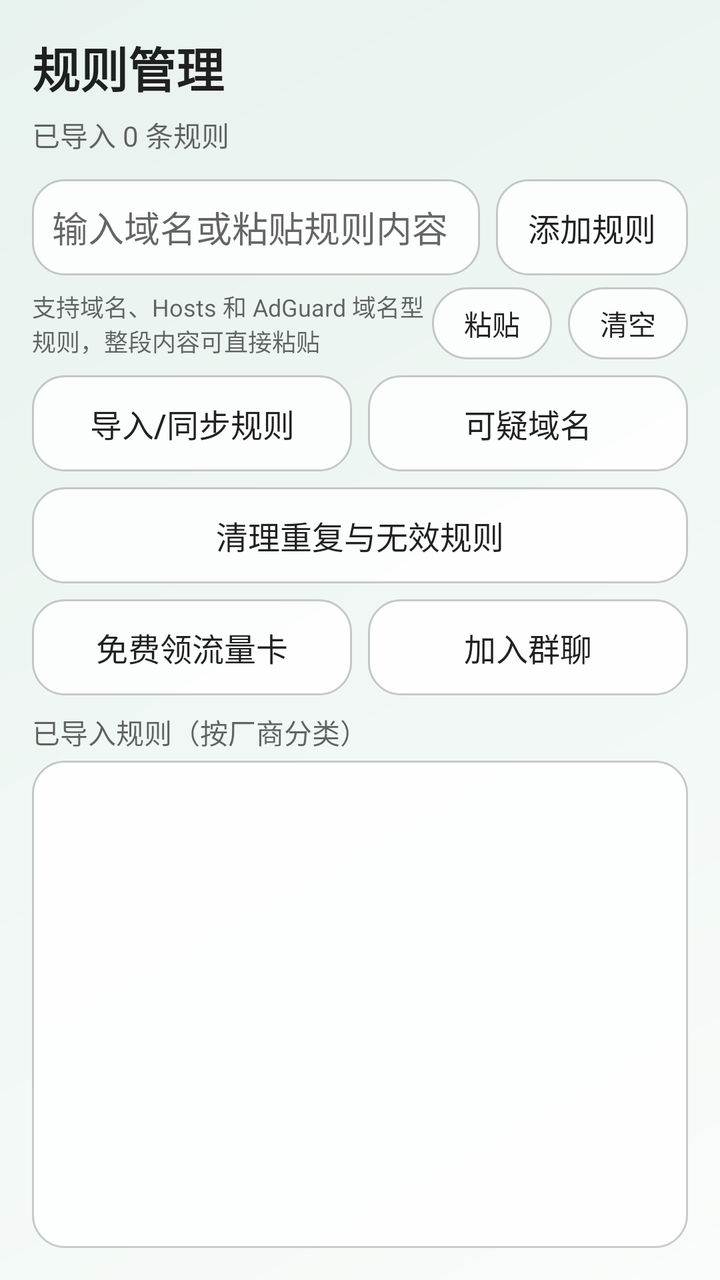
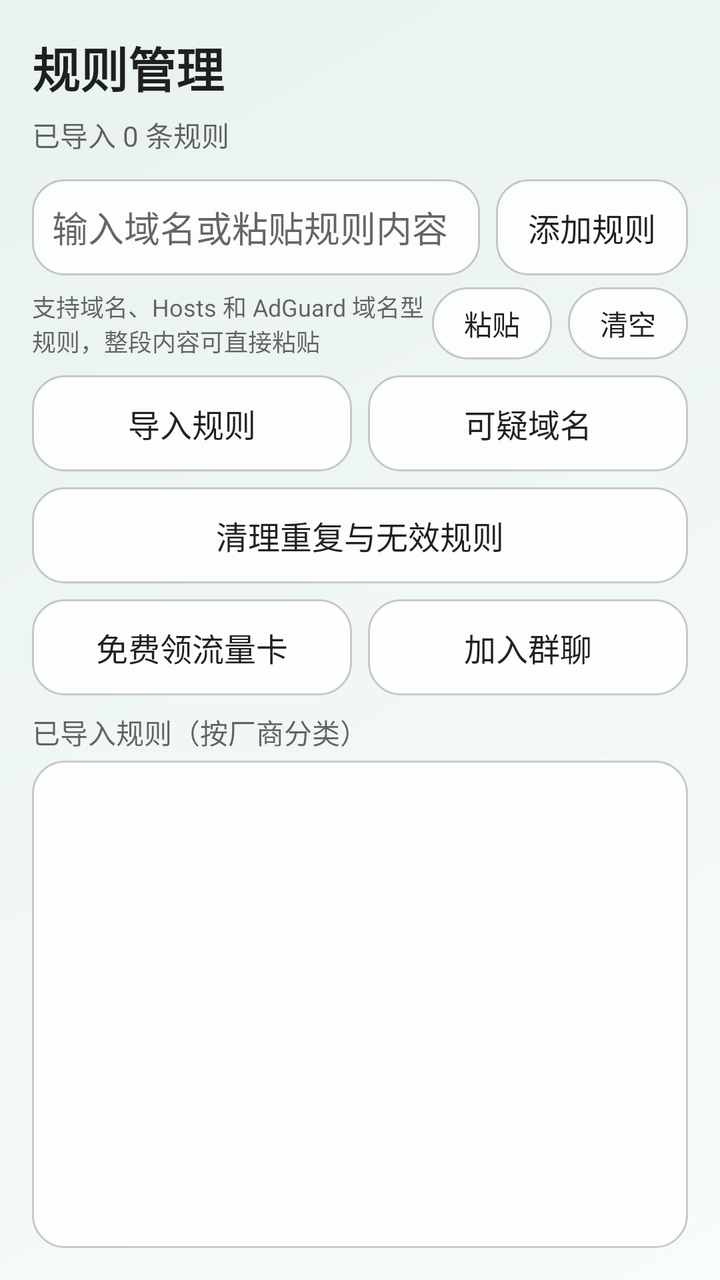

Screens rendered from an Android XML layout before and after an edit, with the pre-edit source and the edit as a unified diff.
<!-- AndroidManifest.xml: application theme Theme.HanFengAdBlock -->
<!-- res/layout/fragment_rules.xml -->
<?xml version="1.0" encoding="utf-8"?>
<FrameLayout xmlns:android="http://schemas.android.com/apk/res/android"
    android:layout_width="match_parent"
    android:layout_height="match_parent">

    <ImageView
        android:id="@+id/rulesBackground"
        android:layout_width="match_parent"
        android:layout_height="match_parent"
        android:contentDescription="规则页背景图"
        android:scaleType="centerCrop"
        android:src="@drawable/bg_fallback_rules" />

    <LinearLayout
        android:id="@+id/rulesContent"
        android:layout_width="match_parent"
        android:layout_height="match_parent"
        android:orientation="vertical"
        android:padding="16dp">

        <TextView
            android:layout_width="wrap_content"
            android:layout_height="wrap_content"
            android:text="规则管理"
            android:textColor="@color/hf_text_primary"
            android:textSize="24sp"
            android:textStyle="bold" />

        <TextView
            android:id="@+id/ruleSummary"
            android:layout_width="wrap_content"
            android:layout_height="wrap_content"
            android:layout_marginTop="6dp"
            android:text="已导入 0 条规则"
            android:textColor="@color/hf_text_secondary"
            android:textSize="14sp" />

        <LinearLayout
            android:layout_width="match_parent"
            android:layout_height="wrap_content"
            android:layout_marginTop="12dp"
            android:orientation="horizontal">

            <EditText
                android:id="@+id/inputRule"
                android:layout_width="0dp"
                android:layout_height="48dp"
                android:layout_weight="1"
                android:background="@drawable/bg_panel"
                android:gravity="center_vertical"
                android:hint="输入域名或粘贴规则内容"
                android:imeOptions="actionDone"
                android:inputType="textUri"
                android:padding="10dp"
                android:textColor="@color/hf_text_primary"
                android:textColorHint="@color/hf_text_secondary" />

            <Space
                android:layout_width="8dp"
                android:layout_height="1dp" />

            <Button
                android:id="@+id/btnAddRule"
                android:layout_width="wrap_content"
                android:layout_height="48dp"
                android:background="@drawable/bg_panel"
                android:backgroundTint="@null"
                android:minWidth="84dp"
                android:paddingHorizontal="16dp"
                android:text="添加规则"
                android:textAllCaps="false"
                android:textColor="@color/hf_text_primary"
                android:textSize="16sp" />
        </LinearLayout>

        <LinearLayout
            android:layout_width="match_parent"
            android:layout_height="wrap_content"
            android:layout_marginTop="6dp"
            android:gravity="center_vertical"
            android:orientation="horizontal">

            <TextView
                android:id="@+id/ruleInputHint"
                android:layout_width="0dp"
                android:layout_height="wrap_content"
                android:layout_weight="1"
                android:text="支持域名、Hosts 和 AdGuard 域名型规则，整段内容可直接粘贴"
                android:textColor="@color/hf_text_secondary"
                android:textSize="12sp" />

            <Button
                android:id="@+id/btnPasteRule"
                android:layout_width="wrap_content"
                android:layout_height="36dp"
                android:background="@drawable/bg_button"
                android:backgroundTint="@null"
                android:minWidth="56dp"
                android:text="粘贴"
                android:textAllCaps="false"
                android:textColor="@color/hf_text_primary"
                android:textSize="14sp" />

            <Space
                android:layout_width="8dp"
                android:layout_height="1dp" />

            <Button
                android:id="@+id/btnClearInput"
                android:layout_width="wrap_content"
                android:layout_height="36dp"
                android:background="@drawable/bg_button"
                android:backgroundTint="@null"
                android:minWidth="56dp"
                android:text="清空"
                android:textAllCaps="false"
                android:textColor="@color/hf_text_primary"
                android:textSize="14sp" />
        </LinearLayout>

        <LinearLayout
            android:layout_width="match_parent"
            android:layout_height="wrap_content"
            android:layout_marginTop="8dp"
            android:orientation="horizontal">

            <Button
                android:id="@+id/btnRuleActions"
                android:layout_width="0dp"
                android:layout_height="48dp"
                android:layout_weight="1"
                android:background="@drawable/bg_panel"
                android:backgroundTint="@null"
                android:text="导入/同步规则"
                android:textAllCaps="false"
                android:textColor="@color/hf_text_primary"
                android:textSize="16sp" />

            <Space
                android:layout_width="8dp"
                android:layout_height="1dp" />

            <Button
                android:id="@+id/btnSuspiciousDomains"
                android:layout_width="0dp"
                android:layout_height="48dp"
                android:layout_weight="1"
                android:background="@drawable/bg_panel"
                android:backgroundTint="@null"
                android:text="可疑域名"
                android:textAllCaps="false"
                android:textColor="@color/hf_text_primary"
                android:textSize="16sp" />
        </LinearLayout>

        <LinearLayout
            android:layout_width="match_parent"
            android:layout_height="wrap_content"
            android:layout_marginTop="8dp"
            android:orientation="horizontal">

            <Button
                android:id="@+id/btnFilter"
                android:layout_width="match_parent"
                android:layout_height="48dp"
                android:background="@drawable/bg_panel"
                android:backgroundTint="@null"
                android:text="清理重复与无效规则"
                android:textAllCaps="false"
                android:textColor="@color/hf_text_primary"
                android:textSize="16sp" />
        </LinearLayout>

        <LinearLayout
            android:layout_width="match_parent"
            android:layout_height="wrap_content"
            android:layout_marginTop="8dp"
            android:orientation="horizontal">

            <Button
                android:id="@+id/btnTrafficCard"
                android:layout_width="0dp"
                android:layout_height="48dp"
                android:layout_weight="1"
                android:background="@drawable/bg_panel"
                android:backgroundTint="@null"
                android:text="免费领流量卡"
                android:textAllCaps="false"
                android:textColor="@color/hf_text_primary"
                android:textSize="16sp" />

            <Space
                android:layout_width="8dp"
                android:layout_height="1dp" />

            <Button
                android:id="@+id/btnJoinGroup"
                android:layout_width="0dp"
                android:layout_height="48dp"
                android:layout_weight="1"
                android:background="@drawable/bg_panel"
                android:backgroundTint="@null"
                android:text="加入群聊"
                android:textAllCaps="false"
                android:textColor="@color/hf_text_primary"
                android:textSize="16sp" />
        </LinearLayout>

        <LinearLayout
            android:id="@+id/selectionBar"
            android:layout_width="match_parent"
            android:layout_height="wrap_content"
            android:layout_marginTop="8dp"
            android:background="@drawable/bg_panel"
            android:gravity="center_vertical"
            android:orientation="horizontal"
            android:paddingHorizontal="12dp"
            android:paddingVertical="10dp"
            android:visibility="gone">

            <TextView
                android:id="@+id/selectionCount"
                android:layout_width="0dp"
                android:layout_height="wrap_content"
                android:layout_weight="1"
                android:text="已选择 0 项"
                android:textColor="@color/hf_text_primary"
                android:textSize="14sp" />

            <Button
                android:id="@+id/btnSelectAll"
                android:layout_width="wrap_content"
                android:layout_height="36dp"
                android:background="@drawable/bg_button"
                android:backgroundTint="@null"
                android:minWidth="56dp"
                android:paddingHorizontal="12dp"
                android:text="全选"
                android:textAllCaps="false"
                android:textColor="@color/hf_text_primary"
                android:textSize="14sp" />

            <Space
                android:layout_width="8dp"
                android:layout_height="1dp" />

            <Button
                android:id="@+id/btnDeleteSelected"
                android:layout_width="wrap_content"
                android:layout_height="36dp"
                android:background="@drawable/bg_button"
                android:backgroundTint="@null"
                android:minWidth="72dp"
                android:paddingHorizontal="12dp"
                android:text="删除所选"
                android:textAllCaps="false"
                android:textColor="@color/hf_text_primary"
                android:textSize="14sp" />

            <Space
                android:layout_width="8dp"
                android:layout_height="1dp" />

            <Button
                android:id="@+id/btnCancelSelection"
                android:layout_width="wrap_content"
                android:layout_height="36dp"
                android:background="@drawable/bg_button"
                android:backgroundTint="@null"
                android:minWidth="56dp"
                android:paddingHorizontal="12dp"
                android:text="取消"
                android:textAllCaps="false"
                android:textColor="@color/hf_text_primary"
                android:textSize="14sp" />
        </LinearLayout>

        <TextView
            android:layout_width="wrap_content"
            android:layout_height="wrap_content"
            android:layout_marginTop="8dp"
            android:text="已导入规则（按厂商分类）"
            android:textColor="@color/hf_text_secondary"
            android:textSize="14sp" />

        <FrameLayout
            android:layout_width="match_parent"
            android:layout_height="0dp"
            android:layout_marginTop="4dp"
            android:layout_weight="1"
            android:background="@drawable/bg_panel"
            android:padding="8dp">

            <androidx.recyclerview.widget.RecyclerView
                android:id="@+id/ruleList"
                android:layout_width="match_parent"
                android:layout_height="match_parent"
                android:clipToPadding="false"
                android:paddingBottom="16dp" />
        </FrameLayout>
    </LinearLayout>
</FrameLayout>
<!-- resources referenced by this layout -->
<resources>
  <color name="hf_text_primary">#DE000000</color>
  <color name="hf_text_secondary">#99000000</color>
  <!-- drawable bg_button (drawable) -->
  <?xml version="1.0" encoding="utf-8"?>
  <selector xmlns:android="http://schemas.android.com/apk/res/android">
      <item android:state_pressed="true" android:drawable="@drawable/bg_button_pressed" />
      <item android:state_focused="true" android:drawable="@drawable/bg_button_pressed" />
      <item android:state_selected="true" android:drawable="@drawable/bg_button_pressed" />
      <item android:drawable="@drawable/bg_button_default" />
  </selector>
  <!-- drawable bg_fallback_rules (drawable) -->
  <?xml version="1.0" encoding="utf-8"?>
  <shape xmlns:android="http://schemas.android.com/apk/res/android">
      <gradient
          android:angle="135"
          android:endColor="#FFE8F2EE"
          android:startColor="#FFF8FCFA" />
  </shape>
  <!-- drawable bg_panel (drawable) -->
  <?xml version="1.0" encoding="utf-8"?>
  <shape xmlns:android="http://schemas.android.com/apk/res/android">
      <solid android:color="@color/hf_surface" />
      <corners android:radius="16dp" />
      <stroke
          android:width="1dp"
          android:color="@color/hf_border" />
  </shape>
  <!-- drawable bg_button_pressed (drawable) -->
  <?xml version="1.0" encoding="utf-8"?>
  <shape xmlns:android="http://schemas.android.com/apk/res/android">
      <solid android:color="@color/hf_surface_strong" />
      <corners android:radius="30dp" />
      <stroke
          android:width="1dp"
          android:color="@color/hf_border" />
  </shape>
  <!-- drawable bg_button_default (drawable) -->
  <?xml version="1.0" encoding="utf-8"?>
  <shape xmlns:android="http://schemas.android.com/apk/res/android">
      <solid android:color="@color/hf_surface" />
      <corners android:radius="30dp" />
      <stroke
          android:width="1dp"
          android:color="@color/hf_border" />
  </shape>
  <color name="hf_surface">#D9FFFFFF</color>
  <color name="hf_border">#33000000</color>
  <style name="Widget.HanFeng.Button" parent="Widget.AppCompat.Button">
          <item name="android:background">@drawable/bg_panel</item>
          <item name="android:backgroundTint">@null</item>
          <item name="backgroundTint">@null</item>
          <item name="android:textColor">@color/hf_text_primary</item>
          <item name="android:textAllCaps">false</item>
          <item name="android:minHeight">0dp</item>
          <item name="android:minWidth">0dp</item>
          <item name="android:paddingLeft">16dp</item>
          <item name="android:paddingRight">16dp</item>
      </style>
  <style name="Widget.HanFeng.MaterialButton" parent="Widget.Material3.Button">
          <item name="android:background">@drawable/bg_panel</item>
          <item name="backgroundTint">@color/hf_surface</item>
          <item name="strokeColor">@color/hf_border</item>
          <item name="strokeWidth">1dp</item>
          <item name="android:textColor">@color/hf_text_primary</item>
          <item name="android:textAllCaps">false</item>
          <item name="cornerRadius">16dp</item>
      </style>
  <color name="hf_surface_strong">#E8FFFFFF</color>
  <!-- unchanged entries left out for length: 1 -->
</resources>

<!-- the commit's change to res/layout/fragment_rules.xml (unified diff, before → after) -->
@@ -131,7 +131,7 @@
                 android:layout_weight="1"
                 android:background="@drawable/bg_panel"
                 android:backgroundTint="@null"
-                android:text="导入/同步规则"
+                android:text="导入规则"
                 android:textAllCaps="false"
                 android:textColor="@color/hf_text_primary"
                 android:textSize="16sp" />
